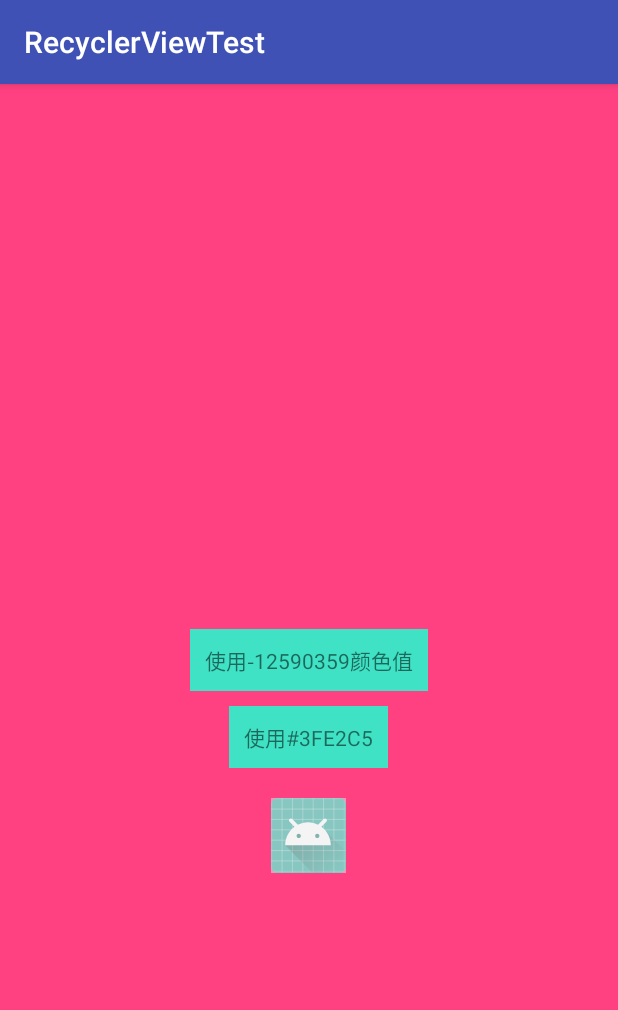
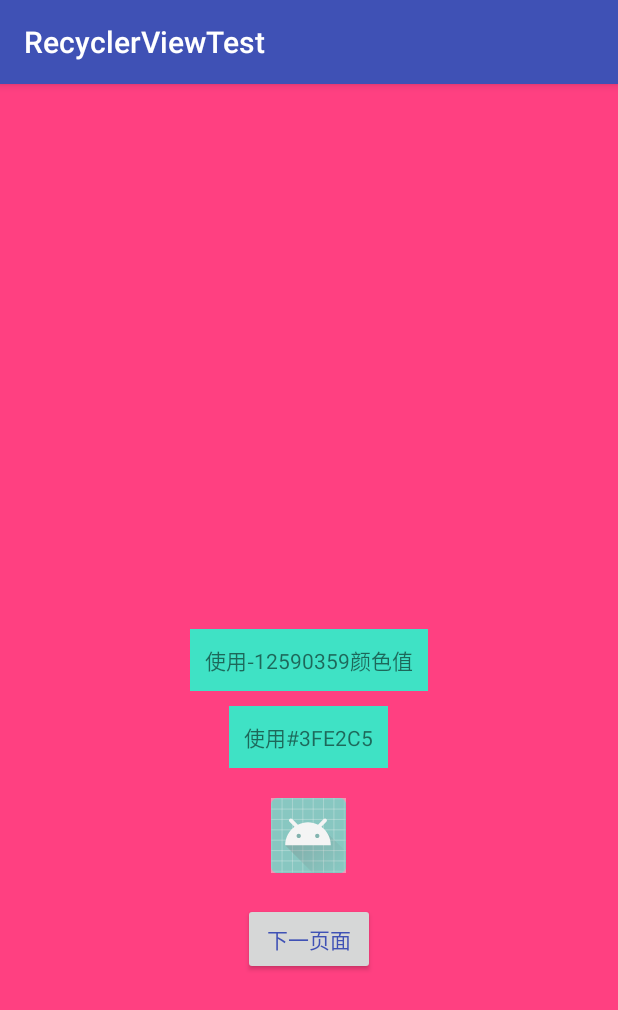
Before and after one commit to edenSYD/RecyclerViewTest, an Android app: the screen it shows after launch (MainActivity), on a phone screen of 412 x 824 dp. Shown: the top 1010 px of the screen. Run offline under Robolectric (Android 15) with nearby library versions, the phone set to English and light mode, and no system bars.

Commit message:
。添加按钮点击事件

```diff
--- a/app/src/main/AndroidManifest.xml
+++ b/app/src/main/AndroidManifest.xml
@@ -16,6 +16,8 @@
                 <category android:name="android.intent.category.LAUNCHER"/>
             </intent-filter>
         </activity>
+        <activity android:name=".RecycleActivity">
+        </activity>
     </application>
 
 </manifest>
--- a/app/src/main/java/com/example/syd/recyclerviewtest/MainActivity.java
+++ b/app/src/main/java/com/example/syd/recyclerviewtest/MainActivity.java
@@ -1,11 +1,14 @@
 package com.example.syd.recyclerviewtest;
 
+import android.content.Intent;
 import android.graphics.Color;
 import android.graphics.drawable.ColorDrawable;
 import android.graphics.drawable.Drawable;
 import android.support.v4.content.ContextCompat;
 import android.support.v7.app.AppCompatActivity;
 import android.os.Bundle;
+import android.view.View;
+import android.widget.Button;
 import android.widget.ImageView;
 import android.widget.RelativeLayout;
 import android.widget.TextView;
@@ -18,7 +21,7 @@ public class MainActivity extends AppCompatActivity {
     private TextView textViewInt;
     private TextView textViewHex;
     private ImageView imageView;
-
+    private Button button;
     @Override
     protected void onCreate(Bundle savedInstanceState) {
         super.onCreate(savedInstanceState);
@@ -32,6 +35,15 @@ public class MainActivity extends AppCompatActivity {
         textViewInt = (TextView)findViewById(R.id.tv_colorint);
         textViewHex = (TextView)findViewById(R.id.tv_colorhex);
         imageView = (ImageView)findViewById(R.id.image_color);
+        /*按钮跳转*/
+        button = (Button)findViewById(R.id.button);
+        button.setOnClickListener(new View.OnClickListener() {
+            @Override
+            public void onClick(View v) {
+                Intent intent = new Intent(MainActivity.this,RecycleActivity.class);
+                startActivity(intent);
+            }
+        });
     }
     private void initDatas(){
         //setBackgroundColor方法
--- a/app/src/main/res/layout/activity_main.xml
+++ b/app/src/main/res/layout/activity_main.xml
@@ -35,4 +35,14 @@
         android:layout_below="@id/tv_colorhex"
         android:layout_centerHorizontal="true"
         android:layout_margin="10dp"/>
+    <Button
+        android:id="@+id/button"
+        android:layout_width="wrap_content"
+        android:layout_height="wrap_content"
+        android:text="下一页面"
+        android:textColor="@color/colorPrimary"
+        android:padding="10dp"
+        android:layout_below="@id/image_color"
+        android:layout_centerHorizontal="true"
+        android:layout_margin="10dp"/>
 </RelativeLayout>
```
Also changed, not shown: app/src/main/java/com/example/syd/recyclerviewtest/RecycleActivity.java (added, +13 -0 lines), app/src/main/res/layout/activity_recycle.xml (added, +10 -0 lines).
